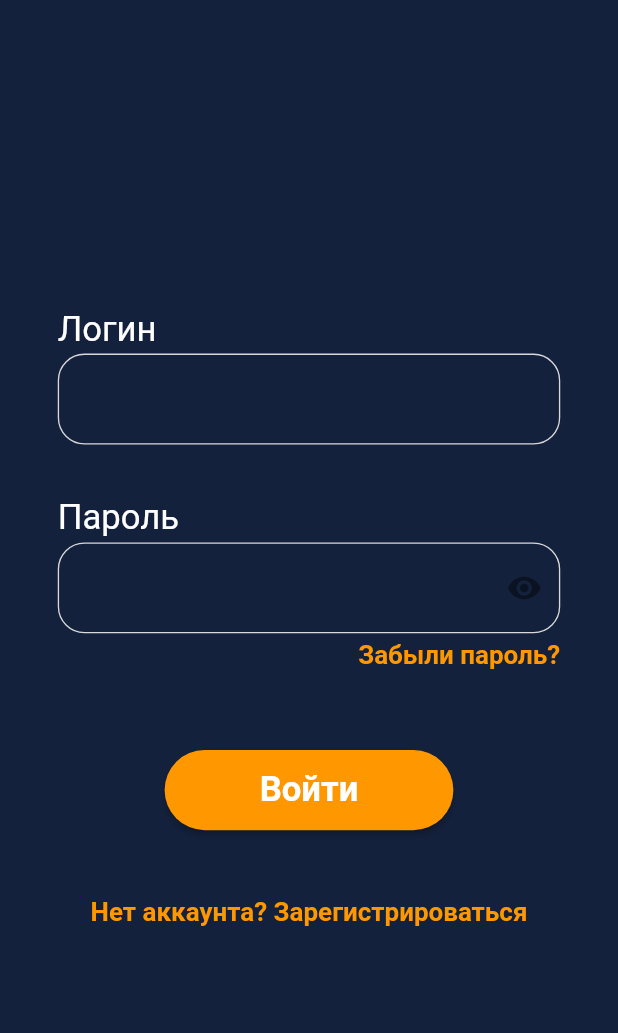
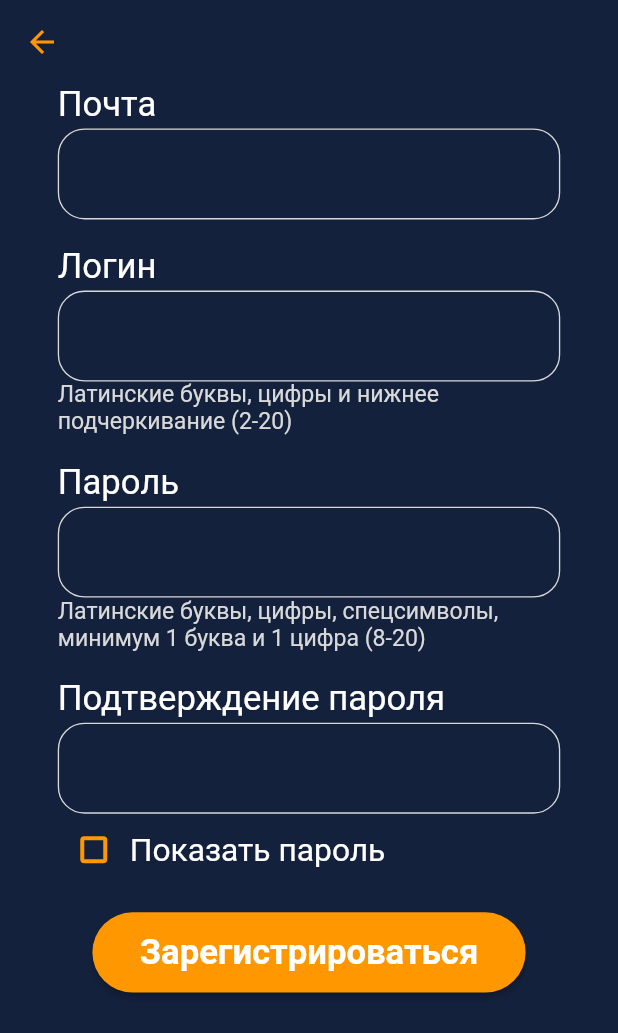
Before and after one commit to El0Ephant/the_resistance_frontend, a Flutter app: the screen it shows after launch, after a tap on "Нет аккаунта? Зарегистрироваться", on a phone screen of 412 x 824 dp. Shown: the top 1033 px of the screen. Run offline on Flutter 3.47's test engine with Material 2 defaults, Android fonts, the phone set to English and light mode, and no system bars; our stand-ins replace auto_route, bloc, flutter_bloc, flutter_screenutil, flutter_secure_storage, freezed_annotation; accounts and stored records are empty; network calls fail.

Commit message:
Added registration UI and validations

```diff
--- a/lib/routes/router.dart
+++ b/lib/routes/router.dart
@@ -2,6 +2,7 @@ import 'package:auto_route/auto_route.dart';
 import 'package:the_resistance/ui/pages/home_page/home_page.dart';
 import 'package:the_resistance/ui/pages/login_page/login_page.dart';
 import 'package:the_resistance/ui/pages/profile_page/profile_page.dart';
+import 'package:the_resistance/ui/pages/registration_page/registration_page.dart';
 import 'package:the_resistance/ui/pages/rooms_page/rooms_page.dart';
 
 
@@ -12,6 +13,10 @@ import 'package:the_resistance/ui/pages/rooms_page/rooms_page.dart';
       initial: true,
       path: '/sign_in',
       page: LoginPage,
+    ),
+    AutoRoute(
+      path: '/sign_up',
+      page: RegistrationPage
     ),
     AutoRoute(
       path: '/home',
--- a/lib/ui/pages/login_page/input_data.dart
+++ /dev/null
@@ -1,6 +0,0 @@
-class InputData{
-  String login;
-  String password;
-
-  InputData([this.login = '', this.password = '']);
-}
--- /dev/null
+++ b/lib/ui/pages/login_page/login_data.dart
@@ -0,0 +1,6 @@
+class LoginData{
+  String login;
+  String password;
+
+  LoginData([this.login = '', this.password = '']);
+}
--- a/lib/ui/pages/login_page/login_page.dart
+++ b/lib/ui/pages/login_page/login_page.dart
@@ -1,9 +1,13 @@
+import 'dart:async';
+
+import 'package:auto_route/auto_route.dart';
 import 'package:flutter/material.dart';
 import 'package:flutter_bloc/flutter_bloc.dart';
 import 'package:flutter_screenutil/flutter_screenutil.dart';
+import 'package:the_resistance/routes/router.gr.dart';
 import 'package:the_resistance/ui/pages/login_page/bloc/login_bloc.dart';
-import 'package:the_resistance/ui/pages/login_page/input_data.dart';
-import 'package:the_resistance/ui/pages/login_page/widgets/input_fields.dart';
+import 'package:the_resistance/ui/pages/login_page/login_data.dart';
+import 'package:the_resistance/ui/pages/login_page/widgets/login_fields.dart';
 import 'package:the_resistance/ui/pages/login_page/widgets/login_button.dart';
 import 'package:the_resistance/ui/utils/app_colors.dart';
 import 'package:the_resistance/ui/pages/login_page/widgets/clickable_text.dart';
@@ -21,7 +25,7 @@ class LoginPage extends StatelessWidget {
           child: Center(
             child: SingleChildScrollView(
               child: RepositoryProvider(
-                create: (context) => InputData(),
+                create: (context) => LoginData(),
                 child: BlocProvider(
                   create: (context) => LoginBloc(),
                   child: Column(
@@ -38,7 +42,9 @@ class LoginPage extends StatelessWidget {
                       SizedBox(height: 60.h,),
                       const LoginButton(),
                       SizedBox(height: 50.h,),
-                      ClickableText(text: "Нет аккаунта? Зарегистрироваться", onPressed: () {}),
+                      ClickableText(text: "Нет аккаунта? Зарегистрироваться", onPressed: () {
+                        context.router.push(const RegistrationRoute());
+                      }),
                     ],
                   ),
                 ),
--- a/lib/ui/pages/login_page/widgets/login_button.dart
+++ b/lib/ui/pages/login_page/widgets/login_button.dart
@@ -4,18 +4,13 @@ import 'package:flutter_bloc/flutter_bloc.dart';
 import 'package:flutter_screenutil/flutter_screenutil.dart';
 import 'package:the_resistance/routes/router.gr.dart';
 import 'package:the_resistance/ui/pages/login_page/bloc/login_bloc.dart';
-import 'package:the_resistance/ui/pages/login_page/input_data.dart';
+import 'package:the_resistance/ui/pages/login_page/login_data.dart';
 import 'package:the_resistance/ui/utils/app_colors.dart';
 import 'package:the_resistance/ui/utils/app_text_styles.dart';
 
-class LoginButton extends StatefulWidget {
+class LoginButton extends StatelessWidget {
   const LoginButton({super.key});
 
-  @override
-  State<LoginButton> createState() => _LoginButtonState();
-}
-
-class _LoginButtonState extends State<LoginButton> {
   @override
   Widget build(BuildContext context) {
     return BlocConsumer<LoginBloc, LoginState>(
@@ -43,7 +38,7 @@ class _LoginButtonState extends State<LoginButton> {
           orElse: () => ElevatedButton(
             onPressed: () {
               ScaffoldMessenger.of(context).hideCurrentSnackBar();
-              InputData inputData = context.read<InputData>();
+              LoginData inputData = context.read<LoginData>();
               String? message;
               if (inputData.login.isEmpty) {
                 message = 'Введите логин';
--- a/lib/ui/pages/login_page/widgets/input_fields.dart
+++ b/lib/ui/pages/login_page/widgets/login_fields.dart
@@ -1,7 +1,7 @@
 import 'package:flutter/material.dart';
 import 'package:flutter_bloc/flutter_bloc.dart';
 import 'package:flutter_screenutil/flutter_screenutil.dart';
-import 'package:the_resistance/ui/pages/login_page/input_data.dart';
+import 'package:the_resistance/ui/pages/login_page/login_data.dart';
 import 'package:the_resistance/ui/utils/app_text_styles.dart';
 import 'package:the_resistance/ui/utils/app_input_styles.dart';
 
@@ -19,9 +19,9 @@ class LoginField extends StatelessWidget {
         SizedBox(height: 3.h,),
         TextField(
           style: AppTextStyles.inputTextStyle,
-          decoration: AppInputStyles.loginDecoration,
+          decoration: AppInputStyles.defaultInputDecoration,
           onChanged: (value) {
-            context.read<InputData>().login = value;
+            context.read<LoginData>().login = value;
           },
         ),
       ],
@@ -50,7 +50,7 @@ class _PasswordFieldState extends State<PasswordField> {
         SizedBox(height: 3.h,),
         TextField(
           style: AppTextStyles.inputTextStyle,
-          decoration: AppInputStyles.loginDecoration.copyWith(
+          decoration: AppInputStyles.defaultInputDecoration.copyWith(
             suffixIcon: IconButton(
               icon: Icon(_isPasswordObscure ? Icons.visibility : Icons.visibility_off,),
               onPressed: () {
@@ -62,7 +62,7 @@ class _PasswordFieldState extends State<PasswordField> {
           ),
           obscureText: _isPasswordObscure,
           onChanged: (value) {
-            context.read<InputData>().password = value;
+            context.read<LoginData>().password = value;
           }
         ),
       ],
--- /dev/null
+++ b/lib/ui/pages/registration_page/registration_data.dart
@@ -0,0 +1,8 @@
+class RegistrationData{
+  String email;
+  String login;
+  String password;
+  String passwordConfirmation;
+
+  RegistrationData([this.email = '', this.login = '', this.password = '', this.passwordConfirmation = '']);
+}
--- /dev/null
+++ b/lib/ui/pages/registration_page/registration_page.dart
@@ -0,0 +1,45 @@
+import 'package:auto_route/auto_route.dart';
+import 'package:flutter/material.dart';
+import 'package:flutter_bloc/flutter_bloc.dart';
+import 'package:flutter_screenutil/flutter_screenutil.dart';
+import 'package:the_resistance/ui/pages/registration_page/registration_data.dart';
+import 'package:the_resistance/ui/pages/registration_page/widgets/registration_button.dart';
+import 'package:the_resistance/ui/pages/registration_page/widgets/registration_fields.dart';
+import 'package:the_resistance/ui/utils/app_colors.dart';
+
+class RegistrationPage extends StatelessWidget {
+  const RegistrationPage({super.key});
+
+  @override
+  Widget build(BuildContext context) {
+    return Scaffold(
+      appBar: AppBar(
+        backgroundColor: AppColors.backgroundColor,
+        leading: const AutoLeadingButton(
+          color: AppColors.orange,
+        ),
+        elevation: 0,
+      ),
+      backgroundColor: AppColors.backgroundColor,
+      body: SingleChildScrollView(
+        physics: const BouncingScrollPhysics(),
+        padding: EdgeInsets.symmetric(horizontal: 40.w),
+        child: RepositoryProvider(
+          create: (context) => RegistrationData(),
+          child: Column(
+              crossAxisAlignment: CrossAxisAlignment.center,
+              mainAxisAlignment: MainAxisAlignment.center,
+              children: [
+                const EmailField(),
+                SizedBox(height: 20.h,),
+                const LoginField(),
+                SizedBox(height: 20.h,),
+                const PasswordWithConfiramtionField(),
+                SizedBox(height: 20.h,),
+                RegistrationButton(),
+              ]),
+        ),
+      ),
+    );
+  }
+}
--- /dev/null
+++ b/lib/ui/pages/registration_page/widgets/registration_button.dart
@@ -0,0 +1,83 @@
+import 'package:flutter/material.dart';
+import 'package:flutter_bloc/flutter_bloc.dart';
+import 'package:flutter_screenutil/flutter_screenutil.dart';
+import 'package:the_resistance/ui/pages/registration_page/registration_data.dart';
+import 'package:the_resistance/ui/utils/app_colors.dart';
+import 'package:the_resistance/ui/utils/app_text_styles.dart';
+
+class RegistrationButton extends StatelessWidget {
+  RegistrationButton({super.key});
+
+  final emailRegExp = RegExp(r'^[-\w.]{1,100}@([A-z0-9][-A-z0-9]{1,20}\.)+[A-z]{2,4}$');
+  final loginRegExp = RegExp(r'^[a-zA-Z][a-zA-Z0-9-_\.]{1,19}$');
+  final passwordRegExp = RegExp(r'^(?=.*?[0-9])(?=.*?[A-z])[A-z0-9!"#\$%&\(\)\*\+,-\.\/:;<=>\?@[\]\^_`\{\|}~]{8,20}$');
+
+  String? _validateEmail(String email){
+    if (emailRegExp.hasMatch(email)){
+      return null;
+    }
+    return 'Неправильно указана почта';
+  }
+
+  String? _validateLogin(String login){
+    if (loginRegExp.hasMatch(login)){
+      return null;
+    }
+    return 'Недопустимый логин';
+  }
+
+  String? _validatePassword(String password, String passwordConfirmation){
+    if (!passwordRegExp.hasMatch(password)){
+      return 'Недопустимый пароль';
+    }
+    if (password != passwordConfirmation){
+      return 'Пароли не совпадают';
+    }
+    return null;
+  }
+
+  void _showSnackBar(BuildContext context, String message){
+    final snackBar = SnackBar(
+      backgroundColor: AppColors.errorSnackBarColor,
+      behavior: SnackBarBehavior.floating,
+      content: Text(message),
+      duration: const Duration(seconds: 2),
+      action: SnackBarAction(
+        label: 'Убрать',
+        onPressed: () {},
+      ),
+    );
+    ScaffoldMessenger.of(context).showSnackBar(snackBar);
+  }
+
+  @override
+  Widget build(BuildContext context) {
+    return ElevatedButton(
+      onPressed: () {
+        ScaffoldMessenger.of(context).hideCurrentSnackBar();
+        RegistrationData inputData = context.read<RegistrationData>();
+        String? message = _validateEmail(inputData.email);
+        if (message!= null){
+          _showSnackBar(context, message);
+          return;
+        }
+        message = _validateLogin(inputData.login);
+        if (message!= null){
+          _showSnackBar(context, message);
+          return;
+        }
+        message = _validatePassword(inputData.password, inputData.passwordConfirmation);
+        if (message!= null){
+          _showSnackBar(context, message);
+          return;
+        }
+      },
+      style: ElevatedButton.styleFrom(
+        shape: RoundedRectangleBorder(
+            borderRadius: BorderRadius.circular(40.r)),
+        minimumSize: Size(300.w, 60.h),
+      ),
+      child: Text("Зарегистрироваться", style: AppTextStyles.buttonTextStyle,)
+    );
+  }
+}
--- /dev/null
+++ b/lib/ui/pages/registration_page/widgets/registration_fields.dart
@@ -0,0 +1,127 @@
+import 'package:flutter/material.dart';
+import 'package:flutter_bloc/flutter_bloc.dart';
+import 'package:flutter_screenutil/flutter_screenutil.dart';
+import 'package:the_resistance/ui/pages/registration_page/registration_data.dart';
+import 'package:the_resistance/ui/utils/app_colors.dart';
+import 'package:the_resistance/ui/utils/app_input_styles.dart';
+import 'package:the_resistance/ui/utils/app_text_styles.dart';
+
+class EmailField extends StatelessWidget {
+  const EmailField({super.key});
+
+  @override
+  Widget build(BuildContext context) {
+    return Column(
+      children: [
+        Align(
+          alignment: Alignment.centerLeft,
+          child: Text("Почта", style: AppTextStyles.labelTextStyle,)
+        ),
+        SizedBox(height: 3.h,),
+        TextField(
+          style: AppTextStyles.inputTextStyle,
+          decoration: AppInputStyles.defaultInputDecoration,
+          onChanged: (value) {
+            context.read<RegistrationData>().email = value;
+          },
+        ),
+      ],
+    );
+  }
+}
+
+class LoginField extends StatelessWidget {
+  const LoginField({super.key});
+
+  @override
+  Widget build(BuildContext context) {
+    return Column(
+      children: [
+        Align(
+          alignment: Alignment.centerLeft,
+          child: Text("Логин", style: AppTextStyles.labelTextStyle,)
+        ),
+        SizedBox(height: 3.h,),
+        TextField(
+          style: AppTextStyles.inputTextStyle,
+          decoration: AppInputStyles.defaultInputDecoration,
+          onChanged: (value) {
+            context.read<RegistrationData>().login = value;
+          },
+        ),
+        Align(
+          alignment: Alignment.centerLeft,
+          child: Text('Латинские буквы, цифры и нижнее подчеркивание (2-20)', style: AppTextStyles.regirationHintStyle,)
+        )
+      ],
+    );
+  }
+}
+
+class PasswordWithConfiramtionField extends StatefulWidget {
+  const PasswordWithConfiramtionField({super.key});
+
+  @override
+  State<PasswordWithConfiramtionField> createState() => _PasswordWithConfiramtionFieldState();
+}
+
+class _PasswordWithConfiramtionFieldState extends State<PasswordWithConfiramtionField> {
+  bool _isPasswordShown = false;
+
+  @override
+  Widget build(BuildContext context) {
+    return Column(
+      children: [
+        Align(
+          alignment: Alignment.centerLeft,
+          child: Text("Пароль", style: AppTextStyles.labelTextStyle,)
+        ),
+        SizedBox(height: 3.h,),
+        TextField(
+          style: AppTextStyles.inputTextStyle,
+          decoration: AppInputStyles.defaultInputDecoration,
+          onChanged: (value) {
+            context.read<RegistrationData>().password = value;
+          },
+          obscureText: !_isPasswordShown,
+        ),
+        Align(
+          alignment: Alignment.centerLeft,
+          child: Text('Латинские буквы, цифры, спецсимволы, минимум 1 буква и 1 цифра (8-20)', style: AppTextStyles.regirationHintStyle,)
+        ),
+        SizedBox(height: 20.h,),
+        Align(
+          alignment: Alignment.centerLeft,
+          child: Text("Подтверждение пароля", style: AppTextStyles.labelTextStyle,)
+        ),
+        SizedBox(height: 3.h,),
+        TextField(
+          style: AppTextStyles.inputTextStyle,
+          decoration: AppInputStyles.defaultInputDecoration,
+          onChanged: (value) {
+            context.read<RegistrationData>().passwordConfirmation = value;
+          },
+          obscureText: !_isPasswordShown,
+        ),
+        GestureDetector(
+          onTap: () {
+            setState(() {
+              _isPasswordShown = !_isPasswordShown;
+            });
+          },
+          child: Row(
+            children: [
+              Checkbox(
+                side: BorderSide(color: AppColors.orange, width: 3.r,),
+                shape: RoundedRectangleBorder(borderRadius: BorderRadius.circular(3.r)),
+                value: _isPasswordShown,
+                onChanged: (_) {},
+              ),
+              Text('Показать пароль', style: AppTextStyles.inputTextStyle,)
+            ],
+          ),
+        ),
+      ],
+    );
+  }
+}
--- a/lib/ui/utils/app_input_styles.dart
+++ b/lib/ui/utils/app_input_styles.dart
@@ -3,7 +3,7 @@ import 'package:flutter_screenutil/flutter_screenutil.dart';
 import 'package:the_resistance/ui/utils/app_colors.dart';
 
 abstract class AppInputStyles{
-  static final loginDecoration = InputDecoration(
+  static final defaultInputDecoration = InputDecoration(
       contentPadding: EdgeInsets.symmetric(vertical: 20.h, horizontal: 10.w),
       enabledBorder: OutlineInputBorder(
         borderRadius: BorderRadius.circular(20.r),
--- a/lib/ui/utils/app_text_styles.dart
+++ b/lib/ui/utils/app_text_styles.dart
@@ -9,4 +9,5 @@ abstract class AppTextStyles {
   static final buttonTextStyle = TextStyle(fontSize: 24.sp, color: Colors.white, fontWeight: FontWeight.bold);
   static final mainInfoTextStyle = TextStyle(fontSize: 20.sp, color: Colors.white, fontWeight: FontWeight.bold);
   static final lightTextStyle = TextStyle(fontSize: 18.sp, color: AppColors.lightGrey);
+  static final regirationHintStyle = TextStyle(fontSize: 16.sp, color: AppColors.lightGrey);
 }
```
Also changed, not shown: lib/routes/router.gr.dart.
